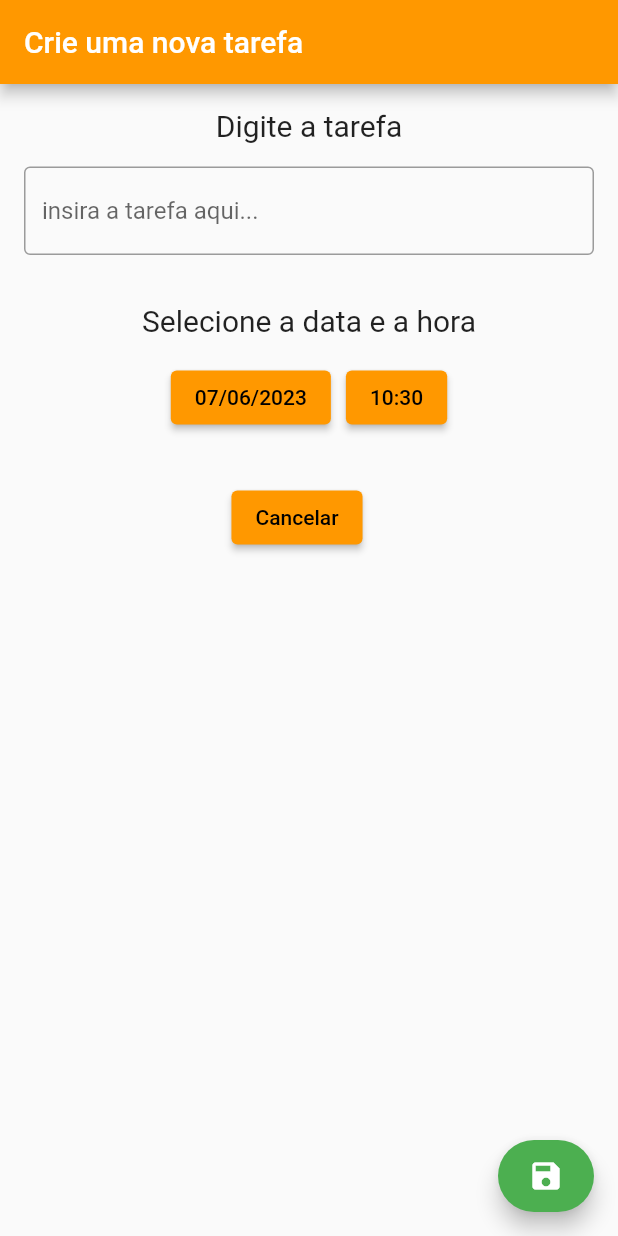
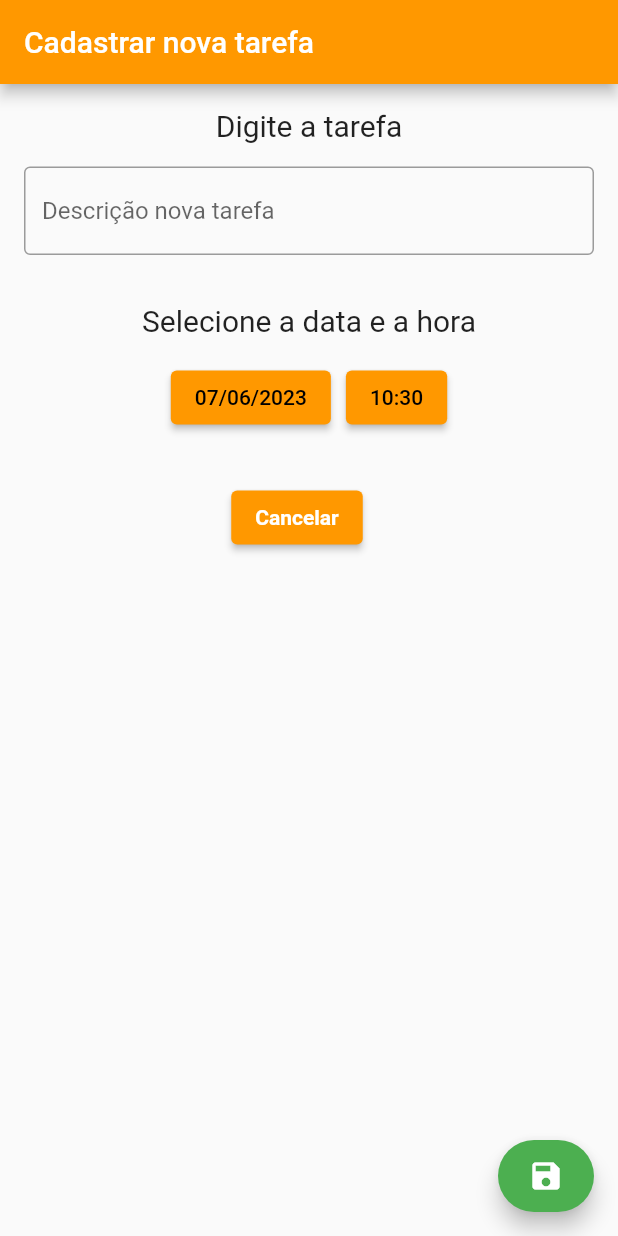
Before and after one commit to bmborgesinfnet/flutter_application, a Flutter app: the screen it shows after launch, after a tap on the "add" icon, on a phone screen of 412 x 824 dp. Run offline on Flutter 3.47's test engine with Material 2 defaults, Android fonts, the phone set to English and light mode, and no system bars; our stand-ins replace location.

Commit message:
06062023

```diff
--- a/lib/views/cadastrar_view.dart
+++ b/lib/views/cadastrar_view.dart
@@ -31,7 +31,7 @@ class _CadastrarState extends State<Cadastrar> {
         ),
         home: Scaffold(
           appBar: AppBar(
-            title: const Text("Crie uma nova tarefa"),
+            title: const Text("Cadastrar nova tarefa"),
             foregroundColor: Colors.white,
           ),
           body:
@@ -47,7 +47,7 @@ class _CadastrarState extends State<Cadastrar> {
                   TextField(
                     decoration: const InputDecoration(
                       border: OutlineInputBorder(),
-                      hintText: 'insira a tarefa aqui...',
+                      hintText: 'Descrição nova tarefa',
                     ),
                     controller: controllerTarefa,
                   ),
@@ -62,7 +62,7 @@ class _CadastrarState extends State<Cadastrar> {
                   Row(mainAxisAlignment: MainAxisAlignment.center, children: [
                     ElevatedButton(onPressed: () {
                       Navigator.pop(context);
-                    }, child: const Text("Cancelar")),
+                    }, child: const Text("Cancelar",style: TextStyle(color: Colors.white, fontWeight: FontWeight.bold))),
                     const SizedBox(width: 16),
                   ],)
                 ],)
```
Also changed, not shown: lib/views/editar_view.dart (+38 -28 lines).
